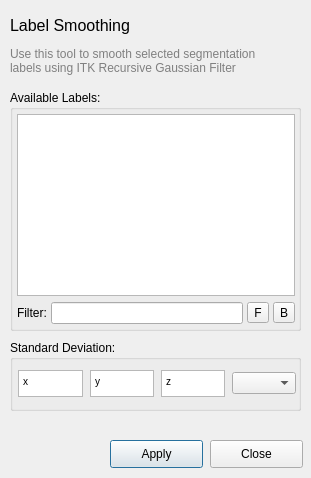
Old version of the form GUI/Qt/Windows/SmoothLabelsDialog.ui in the repository pyushkevich/itksnap.
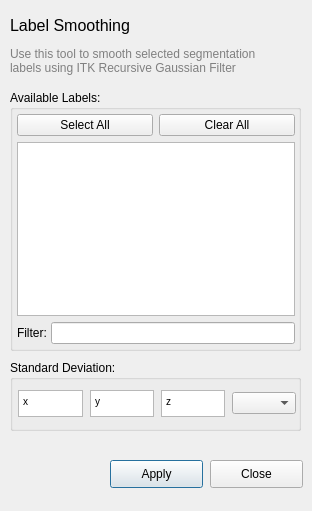
New version of the form.

Commit message: issue #24: Added check all and claer all

What changed in the file:
```diff
--- a/GUI/Qt/Windows/SmoothLabelsDialog.ui
+++ b/GUI/Qt/Windows/SmoothLabelsDialog.ui
@@ -9,8 +9,8 @@
    <rect>
     <x>0</x>
     <y>0</y>
-    <width>311</width>
-    <height>478</height>
+    <width>312</width>
+    <height>511</height>
    </rect>
   </property>
   <property name="windowTitle">
@@ -61,7 +61,7 @@
    <property name="geometry">
     <rect>
      <x>10</x>
-     <y>340</y>
+     <y>360</y>
      <width>291</width>
      <height>71</height>
     </rect>
@@ -82,8 +82,8 @@
      <string>&lt;!DOCTYPE HTML PUBLIC &quot;-//W3C//DTD HTML 4.0//EN&quot; &quot;http://www.w3.org/TR/REC-html40/strict.dtd&quot;&gt;
 &lt;html&gt;&lt;head&gt;&lt;meta name=&quot;qrichtext&quot; content=&quot;1&quot; /&gt;&lt;style type=&quot;text/css&quot;&gt;
 p, li { white-space: pre-wrap; }
-&lt;/style&gt;&lt;/head&gt;&lt;body style=&quot; font-family:'MS Shell Dlg 2'; font-size:7.8pt; font-weight:400; font-style:normal;&quot;&gt;
-&lt;p style=&quot; margin-top:0px; margin-bottom:0px; margin-left:0px; margin-right:0px; -qt-block-indent:0; text-indent:0px;&quot;&gt;z&lt;/p&gt;&lt;/body&gt;&lt;/html&gt;</string>
+&lt;/style&gt;&lt;/head&gt;&lt;body style=&quot; font-family:'.AppleSystemUIFont'; font-size:13pt; font-weight:400; font-style:normal;&quot;&gt;
+&lt;p style=&quot; margin-top:0px; margin-bottom:0px; margin-left:0px; margin-right:0px; -qt-block-indent:0; text-indent:0px;&quot;&gt;&lt;span style=&quot; font-family:'MS Shell Dlg 2'; font-size:7.8pt;&quot;&gt;z&lt;/span&gt;&lt;/p&gt;&lt;/body&gt;&lt;/html&gt;</string>
     </property>
    </widget>
    <widget class="QComboBox" name="comboUnit">
@@ -115,8 +115,8 @@
      <string>&lt;!DOCTYPE HTML PUBLIC &quot;-//W3C//DTD HTML 4.0//EN&quot; &quot;http://www.w3.org/TR/REC-html40/strict.dtd&quot;&gt;
 &lt;html&gt;&lt;head&gt;&lt;meta name=&quot;qrichtext&quot; content=&quot;1&quot; /&gt;&lt;style type=&quot;text/css&quot;&gt;
 p, li { white-space: pre-wrap; }
-&lt;/style&gt;&lt;/head&gt;&lt;body style=&quot; font-family:'MS Shell Dlg 2'; font-size:7.8pt; font-weight:400; font-style:normal;&quot;&gt;
-&lt;p style=&quot; margin-top:0px; margin-bottom:0px; margin-left:0px; margin-right:0px; -qt-block-indent:0; text-indent:0px;&quot;&gt;x&lt;/p&gt;&lt;/body&gt;&lt;/html&gt;</string>
+&lt;/style&gt;&lt;/head&gt;&lt;body style=&quot; font-family:'.AppleSystemUIFont'; font-size:13pt; font-weight:400; font-style:normal;&quot;&gt;
+&lt;p style=&quot; margin-top:0px; margin-bottom:0px; margin-left:0px; margin-right:0px; -qt-block-indent:0; text-indent:0px;&quot;&gt;&lt;span style=&quot; font-family:'MS Shell Dlg 2'; font-size:7.8pt;&quot;&gt;x&lt;/span&gt;&lt;/p&gt;&lt;/body&gt;&lt;/html&gt;</string>
     </property>
    </widget>
    <widget class="QTextEdit" name="inSigmaY">
@@ -132,8 +132,8 @@
      <string>&lt;!DOCTYPE HTML PUBLIC &quot;-//W3C//DTD HTML 4.0//EN&quot; &quot;http://www.w3.org/TR/REC-html40/strict.dtd&quot;&gt;
 &lt;html&gt;&lt;head&gt;&lt;meta name=&quot;qrichtext&quot; content=&quot;1&quot; /&gt;&lt;style type=&quot;text/css&quot;&gt;
 p, li { white-space: pre-wrap; }
-&lt;/style&gt;&lt;/head&gt;&lt;body style=&quot; font-family:'MS Shell Dlg 2'; font-size:7.8pt; font-weight:400; font-style:normal;&quot;&gt;
-&lt;p style=&quot; margin-top:0px; margin-bottom:0px; margin-left:0px; margin-right:0px; -qt-block-indent:0; text-indent:0px;&quot;&gt;y&lt;/p&gt;&lt;/body&gt;&lt;/html&gt;</string>
+&lt;/style&gt;&lt;/head&gt;&lt;body style=&quot; font-family:'.AppleSystemUIFont'; font-size:13pt; font-weight:400; font-style:normal;&quot;&gt;
+&lt;p style=&quot; margin-top:0px; margin-bottom:0px; margin-left:0px; margin-right:0px; -qt-block-indent:0; text-indent:0px;&quot;&gt;&lt;span style=&quot; font-family:'MS Shell Dlg 2'; font-size:7.8pt;&quot;&gt;y&lt;/span&gt;&lt;/p&gt;&lt;/body&gt;&lt;/html&gt;</string>
     </property>
    </widget>
   </widget>
@@ -143,7 +143,7 @@
      <x>10</x>
      <y>90</y>
      <width>291</width>
-     <height>241</height>
+     <height>261</height>
     </rect>
    </property>
    <property name="title">
@@ -162,6 +162,24 @@
     <property name="bottomMargin">
      <number>4</number>
     </property>
+    <item>
+     <layout class="QHBoxLayout" name="horizontalLayout">
+      <item>
+       <widget class="QPushButton" name="btnSelectAll">
+        <property name="text">
+         <string>Select All</string>
+        </property>
+       </widget>
+      </item>
+      <item>
+       <widget class="QPushButton" name="btnClearAll">
+        <property name="text">
+         <string>Clear All</string>
+        </property>
+       </widget>
+      </item>
+     </layout>
+    </item>
     <item>
      <widget class="QTableView" name="lvLabels">
       <property name="enabled">
@@ -227,32 +245,6 @@
        <item>
         <widget class="QLineEdit" name="inLabelFilter"/>
        </item>
-       <item>
-        <widget class="QToolButton" name="btnForeground">
-         <property name="toolTip">
-          <string>Press to set the selected label as the foreground label</string>
-         </property>
-         <property name="text">
-          <string>F</string>
-         </property>
-         <property name="checkable">
-          <bool>true</bool>
-         </property>
-        </widget>
-       </item>
-       <item>
-        <widget class="QToolButton" name="btnBackground">
-         <property name="toolTip">
-          <string>Press to set the selected label as the background label</string>
-         </property>
-         <property name="text">
-          <string>B</string>
-         </property>
-         <property name="checkable">
-          <bool>true</bool>
-         </property>
-        </widget>
-       </item>
       </layout>
      </widget>
     </item>
@@ -262,7 +254,7 @@
    <property name="geometry">
     <rect>
      <x>210</x>
-     <y>440</y>
+     <y>460</y>
      <width>93</width>
      <height>28</height>
     </rect>
@@ -275,7 +267,7 @@
    <property name="geometry">
     <rect>
      <x>110</x>
-     <y>440</y>
+     <y>460</y>
      <width>93</width>
      <height>28</height>
     </rect>
```
The commit also changes 2 other files.
